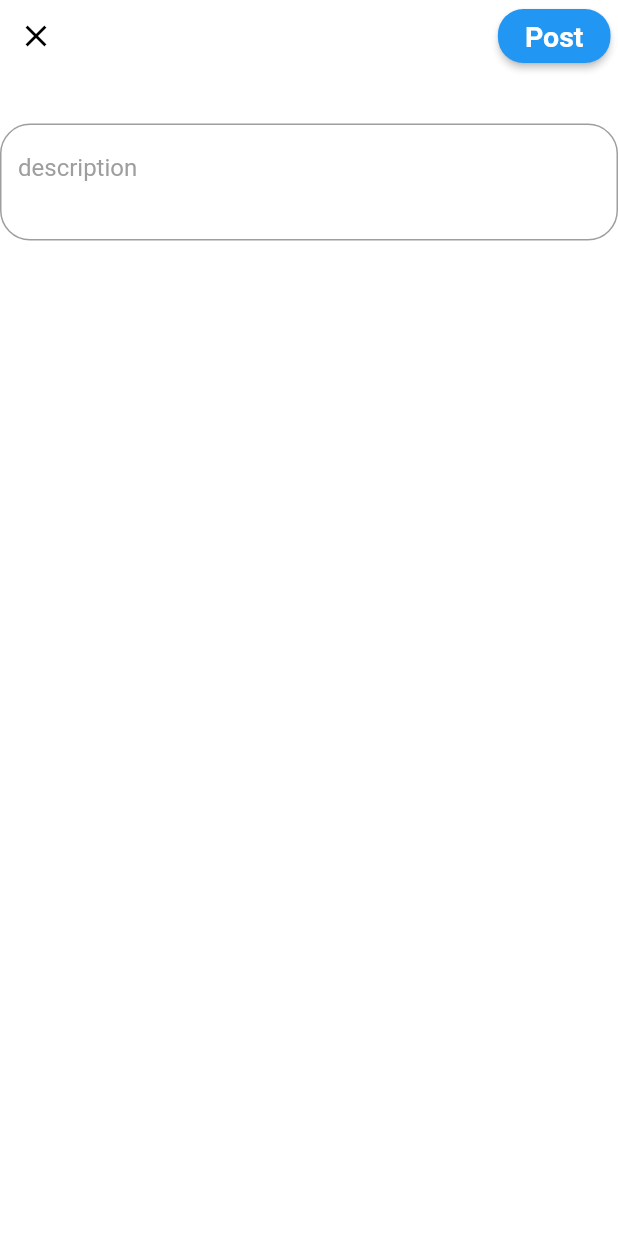
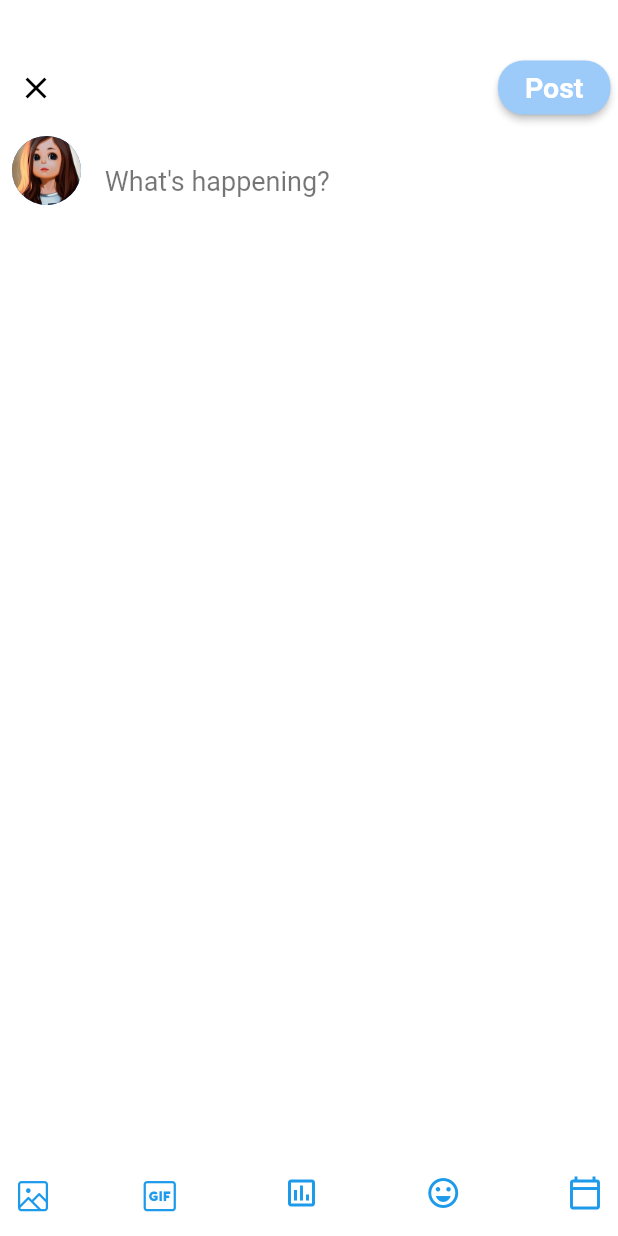
Before and after one commit to TweaXy/cross-platform, a Flutter app: the AddTweetView screen opened by its route, on a phone screen of 412 x 824 dp. Run offline on Flutter 3.47's test engine with Material 2 defaults, Android fonts, the phone set to English and light mode, and no system bars; drawn by our look-alikes of oktoast; our stand-ins replace blur, cached_network_image, dio, dotted_border, dropdown_button2, flutter_bloc and 13 more; missing offline and left inert: datepicker_dropdown, icon_decoration, sign_button, tabbed_sliverlist, webview_flutter_plus.

Commit message:
[➕ FR] added textfield for addtweet

```diff
--- a/lib/main.dart
+++ b/lib/main.dart
@@ -34,6 +34,9 @@ class TweaXy extends StatelessWidget {
           fontFamily: 'Roboto',
           scaffoldBackgroundColor: isDarkMode ? Colors.black : Colors.white,
           dialogBackgroundColor: isDarkMode ? Colors.black : Colors.white,
+          bottomSheetTheme: BottomSheetThemeData(
+            backgroundColor: Colors.white,
+          ),
         ),
         routes: {
           kSplashScreen: (context) => const SplashScreen(),
--- a/lib/models/app_icons.dart
+++ b/lib/models/app_icons.dart
@@ -23,6 +23,7 @@ class AppIcon {
   static const IconData reply = IconData(0xf151, fontFamily: _kFontFam);
   static const IconData retweet = IconData(0xf152, fontFamily: _kFontFam);
   static const IconData image = IconData(0xf109, fontFamily: _kFontFam);
+  static const IconData gif = IconData(0xf028, fontFamily: _kFontFam);
   static const IconData camera = IconData(0xf110, fontFamily: _kFontFam);
   static const IconData arrowDown = IconData(0xf196, fontFamily: _kFontFam);
   static const IconData blueTick = IconData(0xf099, fontFamily: _kFontFam);
--- a/lib/views/add_tweet/add_tweet_view.dart
+++ b/lib/views/add_tweet/add_tweet_view.dart
@@ -1,18 +1,40 @@
 import 'package:flutter/material.dart';
+import 'package:tweaxy/models/app_icons.dart';
 
-class AddTweetView extends StatelessWidget {
+class AddTweetView extends StatefulWidget {
   const AddTweetView({super.key});
+
+  @override
+  State<AddTweetView> createState() => _AddTweetViewState();
+}
+
+class _AddTweetViewState extends State<AddTweetView> {
+  final TextEditingController _tweetController = TextEditingController();
+  bool isButtonEnabled = false;
+  @override
+  void initState() {
+    super.initState();
+    _tweetController.addListener(_updateButtonState);
+  }
+
+  void _updateButtonState() {
+    setState(() {
+      isButtonEnabled = _tweetController.text.isNotEmpty &&
+          _tweetController.text.length <= 280;
+    });
+  }
 
   @override
   Widget build(BuildContext context) {
     return Scaffold(
-      body: Column(
+      body: SingleChildScrollView(
+        child: Column(
           children: [
             SizedBox(
               height: MediaQuery.of(context).size.height * 0.1,
               child: Row(
                 mainAxisAlignment: MainAxisAlignment.spaceBetween,
-              crossAxisAlignment: CrossAxisAlignment.start,
+                crossAxisAlignment: CrossAxisAlignment.end,
                 children: [
                   IconButton(
                     icon: const Icon(
@@ -28,13 +50,16 @@ class AddTweetView extends StatelessWidget {
                     child: ElevatedButton(
                       onPressed: () async {},
                       style: ElevatedButton.styleFrom(
+                        backgroundColor: isButtonEnabled
+                            ? const Color(0xFF1e9aeb)
+                            : const Color.fromARGB(255, 156, 203, 250),
                         shape: RoundedRectangleBorder(
                           borderRadius: BorderRadius.circular(17),
                         ),
                       ),
                       child: const Padding(
-                      padding:
-                          EdgeInsets.symmetric(vertical: 1.0, horizontal: 2.0),
+                        padding: EdgeInsets.symmetric(
+                            vertical: 1.0, horizontal: 2.0),
                         child: Text(
                           "Post",
                           textAlign: TextAlign.center,
@@ -49,20 +74,105 @@ class AddTweetView extends StatelessWidget {
                 ],
               ),
             ),
-          TextFormField(
-            minLines: 2,
-            maxLines: 5,
+            Padding(
+              padding: EdgeInsets.only(
+                  top: MediaQuery.of(context).size.width * 0.02,
+                  left: MediaQuery.of(context).size.width * 0.01,
+                  right: MediaQuery.of(context).size.width * 0.01),
+              child: Row(
+                mainAxisAlignment: MainAxisAlignment.spaceEvenly,
+                crossAxisAlignment: CrossAxisAlignment.start,
+                children: [
+                  const CircleAvatar(
+                    radius: 23,
+                    backgroundImage: AssetImage('assets/girl.jpg'),
+                  ),
+                  SizedBox(
+                    width: MediaQuery.of(context).size.width * 0.84,
+                    child: TextFormField(
+                      controller: _tweetController,
+                      //280 char max
+                      // minLines: 2,
+                      maxLines: 20,
                       keyboardType: TextInputType.multiline,
-            decoration: InputDecoration(
-              hintText: 'description',
-              hintStyle: TextStyle(color: Colors.grey),
+                      decoration: const InputDecoration(
+                        hintText: 'What\'s happening?',
+                        hintStyle:
+                            TextStyle(color: Colors.black54, fontSize: 18),
                         border: OutlineInputBorder(
-                borderRadius: BorderRadius.all(Radius.circular(20.0)),
+                          borderSide:
+                              BorderSide(color: Colors.transparent, width: 1.0),
+                          borderRadius: BorderRadius.all(
+                            Radius.circular(0.0),
+                          ),
+                        ),
+                        enabledBorder: OutlineInputBorder(
+                          borderSide:
+                              BorderSide(color: Colors.transparent, width: 1.0),
+                          borderRadius: BorderRadius.all(
+                            Radius.circular(0.0),
+                          ),
+                        ),
+                        focusedBorder: OutlineInputBorder(
+                          borderSide:
+                              BorderSide(color: Colors.transparent, width: 1.0),
+                          borderRadius: BorderRadius.all(
+                            Radius.circular(0.0),
+                          ),
+                        ),
                       ),
                     ),
                   ),
                 ],
               ),
+            ),
+          ],
+        ),
+      ),
+      bottomSheet: SizedBox(
+        height: MediaQuery.of(context).size.height * 0.07,
+        child: const Row(
+          mainAxisAlignment: MainAxisAlignment.spaceBetween,
+          crossAxisAlignment: CrossAxisAlignment.center,
+          children: [
+            Padding(
+              padding: EdgeInsets.only(left: 10.0),
+              child: Icon(
+                AppIcon.image,
+                color: Color(0xFF1e9aeb),
+              ),
+            ),
+            Padding(
+              padding: EdgeInsets.only(right: 10.0),
+              child: Icon(
+                AppIcon.gif,
+                color: Color(0xFF1e9aeb),
+              ),
+            ),
+            Padding(
+              padding: EdgeInsets.only(right: 10.0),
+              child: Icon(
+                Icons.poll_outlined,
+                color: Color(0xFF1e9aeb),
+              ),
+            ),
+            Padding(
+              padding: EdgeInsets.only(right: 10.0),
+              child: Icon(
+                Icons.emoji_emotions_outlined,
+                color: Color(0xFF1e9aeb),
+              ),
+            ),
+            Padding(
+              padding: EdgeInsets.only(right: 10.0),
+              child: Icon(
+                Icons.calendar_today_outlined,
+                color: Color(0xFF1e9aeb),
+              ),
+            ),
+          ],
+        ),
+      ),
     );
   }
 }
```
Lines whose indentation alone changed are shown as unchanged.
